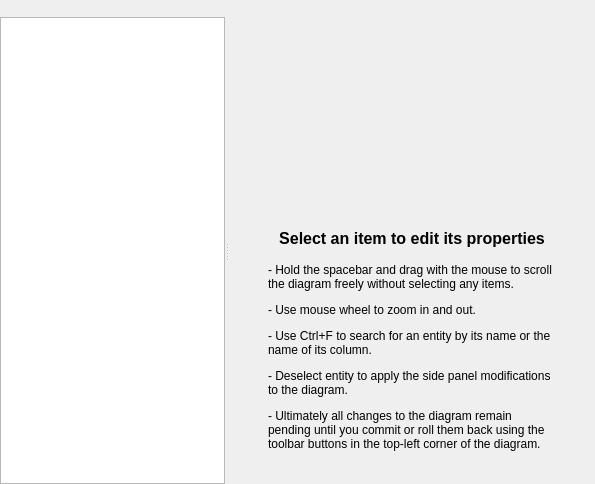
Before: the Qt Designer form Plugins/ErdEditor/erdwindow.ui in pawelsalawa/sqlitestudio, drawn with Qt 5.
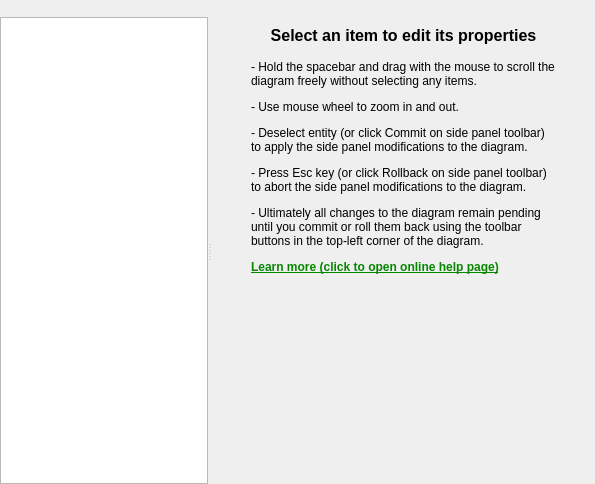
After: the same form once the commit is applied. Custom widgets are drawn as their Qt base class.

Patch:
```diff
--- a/Plugins/ErdEditor/erdwindow.ui
+++ b/Plugins/ErdEditor/erdwindow.ui
@@ -107,7 +107,7 @@
                    </size>
                   </property>
                   <property name="text">
-                   <string>&lt;html&gt;&lt;head/&gt;&lt;body&gt;&lt;p&gt;- Hold the spacebar and drag with the mouse to scroll the diagram freely without selecting any items.&lt;/p&gt;&lt;p&gt;- Use mouse wheel to zoom in and out.&lt;/p&gt;&lt;p&gt;- Use Ctrl+F to search for an entity by its name or the name of its column.&lt;/p&gt;&lt;p&gt;- Deselect entity to apply the side panel modifications to the diagram.&lt;/p&gt;&lt;p&gt;- Ultimately all changes to the diagram remain pending until you commit or roll them back using the toolbar buttons in the top-left corner of the diagram.&lt;/p&gt;&lt;/body&gt;&lt;/html&gt;</string>
+                   <string>&lt;html&gt;&lt;head/&gt;&lt;body&gt;&lt;p&gt;- Hold the spacebar and drag with the mouse to scroll the diagram freely without selecting any items.&lt;/p&gt;&lt;p&gt;- Use mouse wheel to zoom in and out.&lt;/p&gt;&lt;p&gt;- Deselect entity (or click Commit on side panel toolbar) to apply the side panel modifications to the diagram.&lt;/p&gt;&lt;p&gt;- Press Esc key (or click Rollback on side panel toolbar) to abort the side panel modifications to the diagram.&lt;/p&gt;&lt;p&gt;- Ultimately all changes to the diagram remain pending until you commit or roll them back using the toolbar buttons in the top-left corner of the diagram.&lt;/p&gt;&lt;p&gt;&lt;a href=&quot;https://github.com/pawelsalawa/sqlitestudio/wiki/ERD-plugin-manual#usage&quot;&gt;&lt;span style=&quot; font-weight:700; text-decoration: underline; color:#058800;&quot;&gt;Learn more (click to open online help page)&lt;/span&gt;&lt;/a&gt;&lt;/p&gt;&lt;/body&gt;&lt;/html&gt;</string>
                   </property>
                   <property name="alignment">
                    <set>Qt::AlignmentFlag::AlignLeading|Qt::AlignmentFlag::AlignLeft|Qt::AlignmentFlag::AlignTop</set>
@@ -117,6 +117,19 @@
                   </property>
                  </widget>
                 </item>
+                <item>
+                 <spacer name="verticalSpacer">
+                  <property name="orientation">
+                   <enum>Qt::Orientation::Vertical</enum>
+                  </property>
+                  <property name="sizeHint" stdset="0">
+                   <size>
+                    <width>20</width>
+                    <height>40</height>
+                   </size>
+                  </property>
+                 </spacer>
+                </item>
                </layout>
               </widget>
              </item>
```
Left out of the diff: 3 changed lines with no effect on the pictures.
